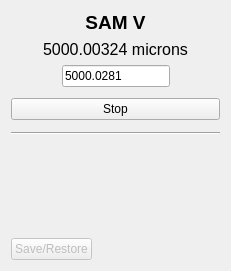
The window that src/firefly/motor.ui (spc-group/haven) describes before a commit, drawn with Qt 5.
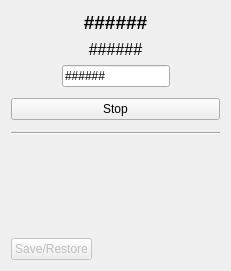
The same window after the commit. Custom widgets are drawn as their Qt base class.

Commit message: Cleaned up the Firefly motor window to work with async motors.

```diff
--- a/src/firefly/motor.ui
+++ b/src/firefly/motor.ui
@@ -29,7 +29,7 @@
         <string/>
        </property>
        <property name="text">
-        <string>SAM V</string>
+        <string>######</string>
        </property>
        <property name="alignment">
         <set>Qt::AlignCenter</set>
@@ -50,7 +50,7 @@
         <string/>
        </property>
        <property name="text">
-        <string>5000.00324 microns</string>
+        <string>######</string>
        </property>
        <property name="alignment">
         <set>Qt::AlignCenter</set>
@@ -177,7 +177,7 @@
           <string/>
          </property>
          <property name="text">
-          <string>5000.0281</string>
+          <string>######</string>
          </property>
          <property name="channel" stdset="0">
           <string>haven://${MOTOR}.user_setpoint</string>
@@ -386,11 +386,6 @@
    <extends>QWidget</extends>
    <header>pydm.widgets.byte</header>
   </customwidget>
-  <customwidget>
-   <class>PyDMPushButton</class>
-   <extends>QPushButton</extends>
-   <header>pydm.widgets.pushbutton</header>
-  </customwidget>
   <customwidget>
    <class>PyDMEmbeddedDisplay</class>
    <extends>QFrame</extends>
@@ -402,6 +397,11 @@
    <extends>QLineEdit</extends>
    <header>pydm.widgets.line_edit</header>
   </customwidget>
+  <customwidget>
+   <class>PyDMPushButton</class>
+   <extends>QPushButton</extends>
+   <header>pydm.widgets.pushbutton</header>
+  </customwidget>
  </customwidgets>
  <resources/>
  <connections/>
```
Left out of the diff: 56 changed lines with no effect on the pictures. The commit also changes 1 other file.
